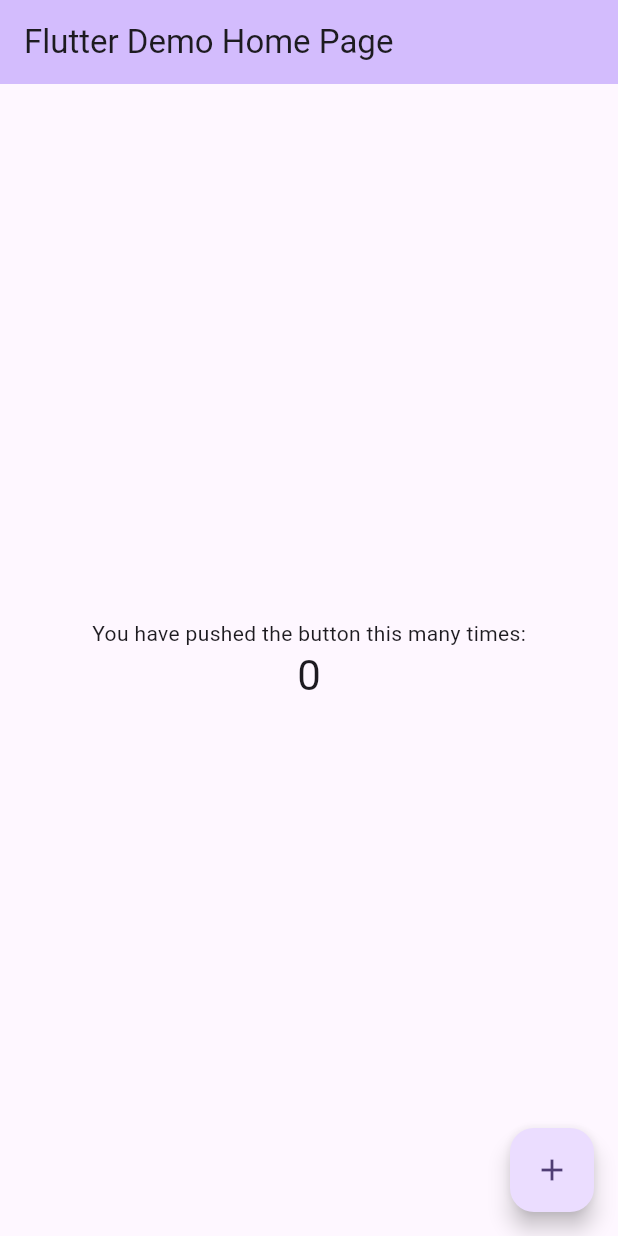
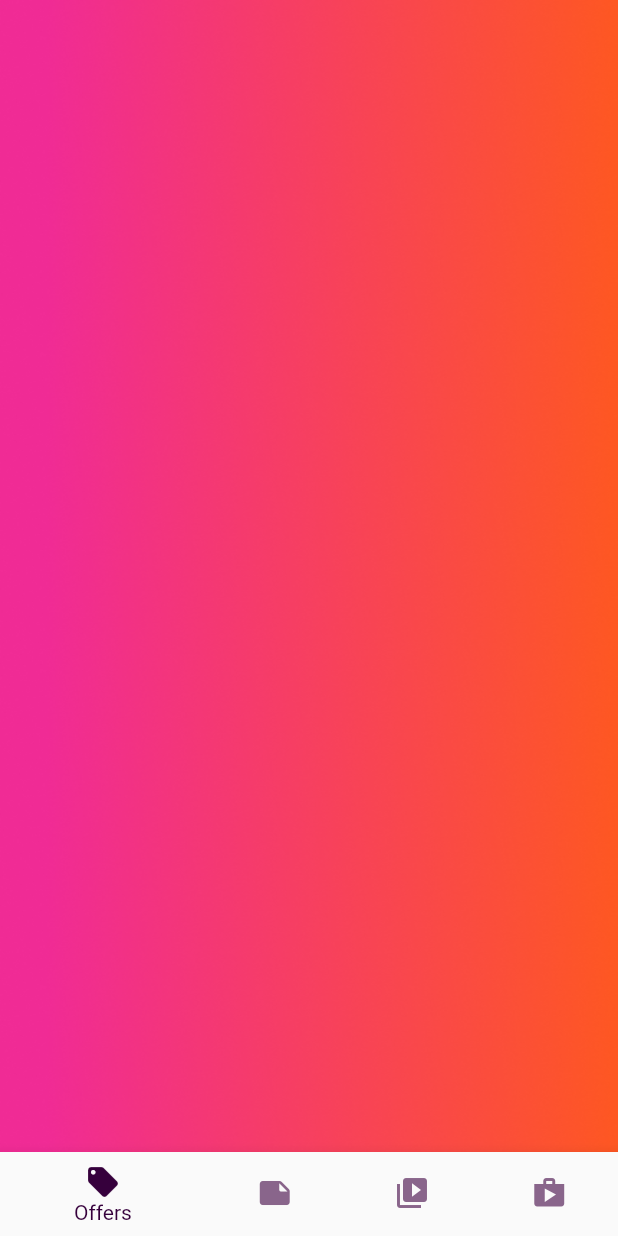
Before and after one commit to AtefMMO/weddify, a Flutter app: the screen it shows after launch, on a phone screen of 412 x 824 dp. Run offline on Flutter 3.47's test engine with Material 2 defaults, Android fonts, the light colour scheme and no system bars.

Commit message:
background done bottom nav bar done

```diff
--- /dev/null
+++ b/lib/app_theme/app_theme.dart
@@ -0,0 +1,6 @@
+import 'dart:ui';
+
+class AppTheme{
+  static Color selectedPurble=Color(0xff36003C);
+  static Color unselectedPurble=Color(0xff89658B);
+}
--- /dev/null
+++ b/lib/init_route.dart
@@ -0,0 +1,50 @@
+import 'package:flutter/material.dart';
+import 'package:weddify/app_theme/app_theme.dart';
+import 'package:weddify/market_screen/market_tap.dart';
+import 'package:weddify/notes_screen/notes_tap.dart';
+import 'package:weddify/offers_screen/offers_tap.dart';
+import 'package:weddify/videos_screen/videos_tap.dart';
+
+class MainScreen extends StatefulWidget {
+  static const String routeName = 'MainScreen';
+
+  @override
+  State<MainScreen> createState() => _MainScreenState();
+}
+
+class _MainScreenState extends State<MainScreen> {
+  int selectedIndex = 0;
+
+  @override
+  Widget build(BuildContext context) {
+    return Scaffold(
+      resizeToAvoidBottomInset: false,
+      body: taps[selectedIndex],
+    /*  appBar: AppBar(
+          title: Text('Weddify', style: TextStyle(color: AppTheme.selectedPurble)),
+          backgroundColor: Colors.transparent,
+          shadowColor: Colors.transparent,
+          centerTitle: true),*/
+      bottomNavigationBar: BottomNavigationBar(
+        onTap: (value) {
+          selectedIndex = value;
+          setState(() {});
+        },
+        currentIndex: selectedIndex,
+        selectedItemColor: AppTheme.selectedPurble,
+        unselectedItemColor: AppTheme.unselectedPurble,
+        items: [
+          BottomNavigationBarItem(
+              icon: Icon(Icons.local_offer_rounded), label: 'Offers'),
+          BottomNavigationBarItem(
+              icon: Icon(Icons.note_rounded), label: 'Notes'),
+          BottomNavigationBarItem(
+              icon: Icon(Icons.video_collection), label: 'Videos'),
+          BottomNavigationBarItem(icon: Icon(Icons.shop), label: 'Market')
+        ],
+      ),
+    );
+  }
+
+  List<Widget> taps = [Offers(), Notes(), Videos(), Market()];
+}
--- a/lib/main.dart
+++ b/lib/main.dart
@@ -1,125 +1,17 @@
 import 'package:flutter/material.dart';
+import 'package:weddify/init_route.dart';
 
 void main() {
-  runApp(const MyApp());
+  runApp(MyApp());
 }
 
 class MyApp extends StatelessWidget {
-  const MyApp({super.key});
-
-  // This widget is the root of your application.
   @override
   Widget build(BuildContext context) {
     return MaterialApp(
-      title: 'Flutter Demo',
-      theme: ThemeData(
-        // This is the theme of your application.
-        //
-        // TRY THIS: Try running your application with "flutter run". You'll see
-        // the application has a blue toolbar. Then, without quitting the app,
-        // try changing the seedColor in the colorScheme below to Colors.green
-        // and then invoke "hot reload" (save your changes or press the "hot
-        // reload" button in a Flutter-supported IDE, or press "r" if you used
-        // the command line to start the app).
-        //
-        // Notice that the counter didn't reset back to zero; the application
-        // state is not lost during the reload. To reset the state, use hot
-        // restart instead.
-        //
-        // This works for code too, not just values: Most code changes can be
-        // tested with just a hot reload.
-        colorScheme: ColorScheme.fromSeed(seedColor: Colors.deepPurple),
-        useMaterial3: true,
-      ),
-      home: const MyHomePage(title: 'Flutter Demo Home Page'),
+      initialRoute: MainScreen.routeName,
+      routes: {MainScreen.routeName: (context) =>  MainScreen()},
+      debugShowCheckedModeBanner: false,
     );
   }
 }
-
-class MyHomePage extends StatefulWidget {
-  const MyHomePage({super.key, required this.title});
-
-  // This widget is the home page of your application. It is stateful, meaning
-  // that it has a State object (defined below) that contains fields that affect
-  // how it looks.
-
-  // This class is the configuration for the state. It holds the values (in this
-  // case the title) provided by the parent (in this case the App widget) and
-  // used by the build method of the State. Fields in a Widget subclass are
-  // always marked "final".
-
-  final String title;
-
-  @override
-  State<MyHomePage> createState() => _MyHomePageState();
-}
-
-class _MyHomePageState extends State<MyHomePage> {
-  int _counter = 0;
-
-  void _incrementCounter() {
-    setState(() {
-      // This call to setState tells the Flutter framework that something has
-      // changed in this State, which causes it to rerun the build method below
-      // so that the display can reflect the updated values. If we changed
-      // _counter without calling setState(), then the build method would not be
-      // called again, and so nothing would appear to happen.
-      _counter++;
-    });
-  }
-
-  @override
-  Widget build(BuildContext context) {
-    // This method is rerun every time setState is called, for instance as done
-    // by the _incrementCounter method above.
-    //
-    // The Flutter framework has been optimized to make rerunning build methods
-    // fast, so that you can just rebuild anything that needs updating rather
-    // than having to individually change instances of widgets.
-    return Scaffold(
-      appBar: AppBar(
-        // TRY THIS: Try changing the color here to a specific color (to
-        // Colors.amber, perhaps?) and trigger a hot reload to see the AppBar
-        // change color while the other colors stay the same.
-        backgroundColor: Theme.of(context).colorScheme.inversePrimary,
-        // Here we take the value from the MyHomePage object that was created by
-        // the App.build method, and use it to set our appbar title.
-        title: Text(widget.title),
-      ),
-      body: Center(
-        // Center is a layout widget. It takes a single child and positions it
-        // in the middle of the parent.
-        child: Column(
-          // Column is also a layout widget. It takes a list of children and
-          // arranges them vertically. By default, it sizes itself to fit its
-          // children horizontally, and tries to be as tall as its parent.
-          //
-          // Column has various properties to control how it sizes itself and
-          // how it positions its children. Here we use mainAxisAlignment to
-          // center the children vertically; the main axis here is the vertical
-          // axis because Columns are vertical (the cross axis would be
-          // horizontal).
-          //
-          // TRY THIS: Invoke "debug painting" (choose the "Toggle Debug Paint"
-          // action in the IDE, or press "p" in the console), to see the
-          // wireframe for each widget.
-          mainAxisAlignment: MainAxisAlignment.center,
-          children: <Widget>[
-            const Text(
-              'You have pushed the button this many times:',
-            ),
-            Text(
-              '$_counter',
-              style: Theme.of(context).textTheme.headlineMedium,
-            ),
-          ],
-        ),
-      ),
-      floatingActionButton: FloatingActionButton(
-        onPressed: _incrementCounter,
-        tooltip: 'Increment',
-        child: const Icon(Icons.add),
-      ), // This trailing comma makes auto-formatting nicer for build methods.
-    );
-  }
-}
--- /dev/null
+++ b/lib/offers_screen/offers_tap.dart
@@ -0,0 +1,19 @@
+import 'package:flutter/material.dart';
+
+class Offers extends StatelessWidget {
+
+
+  @override
+  Widget build(BuildContext context) {
+    return Stack(
+      children: [
+        Image.asset(
+          'assets/images/startScreen.png',
+          fit: BoxFit.fill,
+          height: double.infinity,
+          width: double.infinity,
+        ),
+      ],
+    );
+  }
+}
--- a/pubspec.yaml
+++ b/pubspec.yaml
@@ -59,8 +59,8 @@ flutter:
   uses-material-design: true
 
   # To add assets to your application, add an assets section, like this:
-  # assets:
-  #   - images/a_dot_burr.jpeg
+  assets:
+  - assets/images/
   #   - images/a_dot_ham.jpeg
 
   # An image asset can refer to one or more resolution-specific "variants", see
```
Also changed, not shown: lib/market_screen/market_tap.dart (added, +19 -0 lines), lib/notes_screen/notes_tap.dart (added, +19 -0 lines), lib/videos_screen/videos_tap.dart (added, +19 -0 lines), assets/images/2.0x/Button 1@2x.png (added), assets/images/2.0x/Sign_in@2x.png (added), assets/images/2.0x/startScreen@2x.png (added), assets/images/3.0x/Button 1@3x.png (added), assets/images/3.0x/Sign_in@3x.png (added), assets/images/3.0x/startScreen@3x.png (added), assets/images/Button 1.png (added), assets/images/Sign_in.png (added), assets/images/startScreen.png (added), 1 other file.
